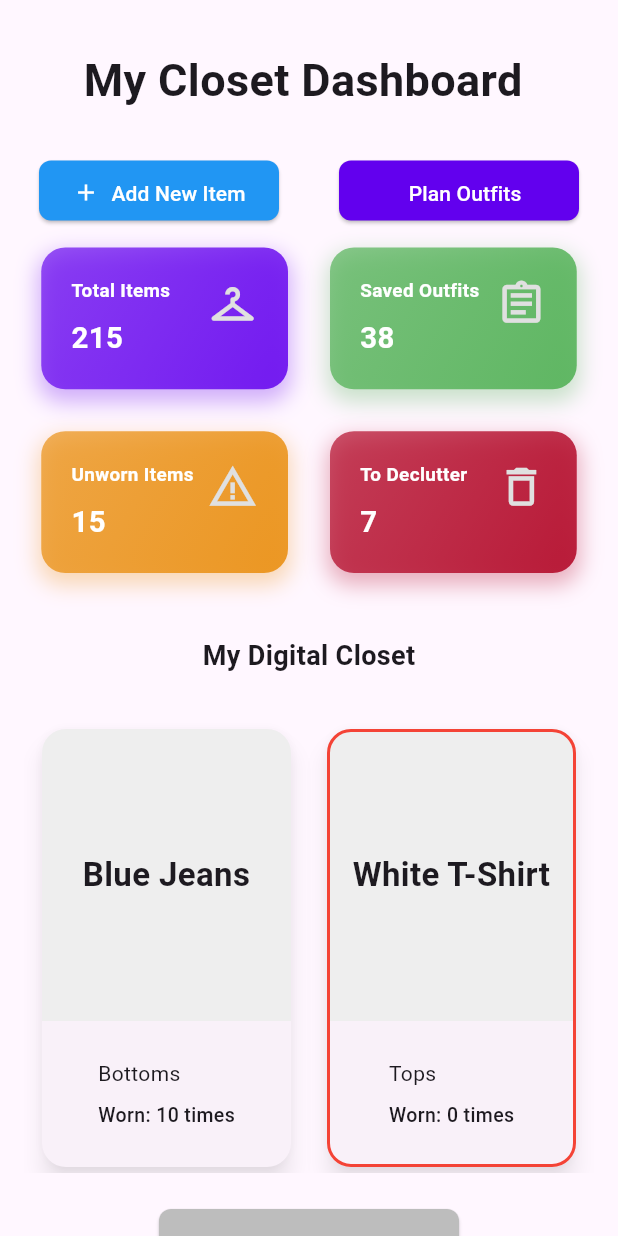
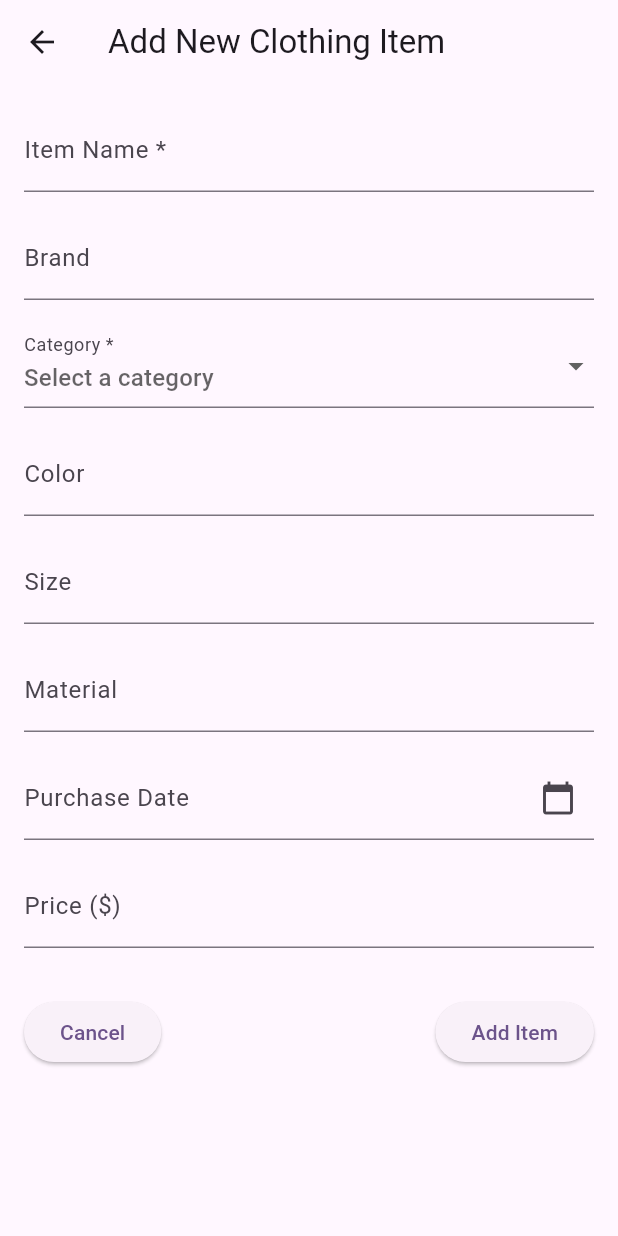
Before and after one commit to kehakinx/Software_Dev_JNBK, a Flutter app: the screen it shows after launch, after a tap on "Add New Item", on a phone screen of 412 x 824 dp. Run offline on Flutter 3.47's test engine with Material 3 defaults, Android fonts, the phone set to English and light mode, and no system bars; our stand-ins replace cloud_firestore, firebase_auth, firebase_core, firebase_storage, go_router, image_picker and 1 more; accounts and stored records are empty.

Commit message:
refactor code to use item data object.

```diff
--- a/closetinventory/lib/controllers/navigation/page_router.dart
+++ b/closetinventory/lib/controllers/navigation/page_router.dart
@@ -1,5 +1,7 @@
 import 'package:closetinventory/views/authentication/login_page.dart';
 import 'package:closetinventory/views/home_page.dart';
+import 'package:closetinventory/views/items/addnewitem_page.dart';
+import 'package:closetinventory/views/items/viewallitems_page.dart';
 import 'package:closetinventory/views/splash_page.dart';
 import 'package:go_router/go_router.dart';
 import 'package:closetinventory/controllers/utilities/constants.dart';
@@ -26,5 +28,17 @@ final GoRouter router = GoRouter(
       pageBuilder: (context, state) =>
           NoTransitionPage<void>(key: state.pageKey, child: const HomePage()),
     ),
+    GoRoute(
+      name: CONSTANTS.addItemPage,
+      path: CONSTANTS.addItemPage,
+      pageBuilder: (context, state) =>
+          NoTransitionPage<void>(key: state.pageKey, child: const AddNewItemPage()),
+    ),
+    GoRoute(
+      name: CONSTANTS.viewallItemsPage,
+      path: CONSTANTS.viewallItemsPage,
+      pageBuilder: (context, state) =>
+          NoTransitionPage<void>(key: state.pageKey, child: const ViewallitemsPage()),
+    ),
   ],
 );
--- a/closetinventory/lib/controllers/utilities/constants.dart
+++ b/closetinventory/lib/controllers/utilities/constants.dart
@@ -1,3 +1,4 @@
+import 'package:closetinventory/models/item_dataobj.dart';
 import 'package:flutter/material.dart';
 import 'package:flutter/services.dart';
 
@@ -26,6 +27,7 @@ class CONSTANTS {
   static const String addWearLogPage = '/addWearLog';
 
   static const String viewItemPage = '/viewItem';
+  static const String viewallItemsPage = '/viewallItems';
   static const String viewOutfitPage = '/viewOutfit';
   static const String viewLocationPage = '/viewLocation';
   static const String viewWishListPage = '/viewWishList';
@@ -146,31 +148,86 @@ class CONSTANTS {
   static const String isOnboarded = 'is_onboarded';
 
   // MOCK DATA
-  static const List<Map<String, dynamic>> mockClosetItems = [
-    {'id': '1', 'name': 'Blue Jeans', 'summary': 'Bottoms', 'timesWorn': 10},
-    {'id': '2', 'name': 'White T-Shirt', 'summary': 'Tops', 'timesWorn': 0},
-    {
-      'id': '3',
+  static const List<String> categories = [
+    'Tops',
+    'Bottoms',
+    'Dresses',
+    'Outerwear',
+    'Shoes',
+    'Accessories',
+    'Other',
+  ];
+
+  static List<Item> mockClosetItems = [
+    Item.fromJson({
+      'itemId': '1',
+      'userId': 'user123',
+      'name': 'Blue Jeans',
+      'type': 'Bottoms',
+      'wearCount': 10,
+    }),
+    Item.fromJson({
+      'itemId': '2',
+      'userId': 'user123',
+      'name': 'White T-Shirt',
+      'type': 'Tops',
+      'wearCount': 0,
+    }),
+    Item.fromJson({
+      'itemId': '3',
+      'userId': 'user123',
       'name': 'Black Sneakers',
-      'summary': 'Footwear',
-      'timesWorn': 8,
-    },
-    {'id': '4', 'name': 'Red Dress', 'summary': 'Dresses', 'timesWorn': 5},
-    {'id': '5', 'name': 'Grey Hoodie', 'summary': 'Outerwear', 'timesWorn': 12},
-    {
-      'id': '6',
+      'type': 'Shoes',
+      'wearCount': 8,
+    }),
+    Item.fromJson({
+      'itemId': '4',
+      'userId': 'user123',
+      'name': 'Red Dress',
+      'type': 'Dresses',
+      'wearCount': 5,
+    }),
+    Item.fromJson({
+      'itemId': '5',
+      'userId': 'user123',
+      'name': 'Grey Hoodie',
+      'type': 'Outerwear',
+      'wearCount': 12,
+    }),
+    Item.fromJson({
+      'itemId': '6',
+      'userId': 'user123',
       'name': 'Green Scarf',
-      'summary': 'Accessories',
-      'timesWorn': 3,
-    },
-    {'id': '7', 'name': 'Brown Belt', 'summary': 'Accessories', 'timesWorn': 7},
-    {
-      'id': '8',
+      'type': 'Accessories',
+      'wearCount': 3,
+    }),
+    Item.fromJson({
+      'itemId': '7',
+      'userId': 'user123',
+      'name': 'Brown Belt',
+      'type': 'Accessories',
+      'wearCount': 7,
+    }),
+    Item.fromJson({
+      'itemId': '8',
+      'userId': 'user123',
       'name': 'Yellow Raincoat',
-      'summary': 'Outerwear',
-      'timesWorn': 2,
-    },
-    {'id': '9', 'name': 'Blue Cap', 'summary': 'Accessories', 'timesWorn': 4},
-    {'id': '10', 'name': 'White Socks', 'summary': 'Footwear', 'timesWorn': 15},
+      'type': 'Outerwear',
+      'wearCount': 2,
+    }),
+    Item.fromJson({
+      'itemId': '9',
+      'userId': 'user123',
+      'name': 'Blue Cap',
+      'type': 'Accessories',
+      'wearCount': 4,
+    }),
+    Item.fromJson({
+      'itemId': '10',
+      'userId': 'user123',
+      'name': 'White Socks',
+      'type': 'Shoes',
+      'wearCount': 15,
+    }),
   ];
 }
--- a/closetinventory/lib/models/item_dataobj.dart
+++ b/closetinventory/lib/models/item_dataobj.dart
@@ -5,10 +5,10 @@ class Item {
   final String userId;
   final String name;
   final String type;
-  final String brand;
-  final String size;
-  final String color;
-  final String material;
+  final String? brand;
+  final String? size;
+  final String? color;
+  final String? material;
   final Timestamp? purchaseDate;
   final double? price;
   final String? careInstructions;
@@ -20,6 +20,7 @@ class Item {
   final Timestamp? lastWornDate;
   final String? declutterStatus;
   final bool isDuplicateSuggestion;
+   final bool isPlannedForDonation;
   final Timestamp createdDate;
 
   Item({
@@ -27,11 +28,11 @@ class Item {
     required this.userId,
     required this.name,
     required this.type,
-    required this.brand,
-    required this.size,
-    required this.color,
-    required this.material,
-    this.purchaseDate,
+    this.brand,
+    this.size,
+    this.color,
+    this.material,
+    Timestamp? purchaseDate,
     this.price,
     this.careInstructions,
     this.photoUrls,
@@ -39,11 +40,14 @@ class Item {
     this.customAttributes,
     this.currentLocationId,
     this.wearCount = 0,
-    this.lastWornDate,
+    Timestamp? lastWornDate,
     this.declutterStatus,
     this.isDuplicateSuggestion = false,
+    this.isPlannedForDonation = false,
     Timestamp? createdDate,
-  }) : createdDate = createdDate ?? Timestamp.now();
+  }) : createdDate = createdDate ?? Timestamp.now(),
+  purchaseDate = purchaseDate ?? Timestamp.now(),
+  lastWornDate = lastWornDate ?? Timestamp.now();
 
   factory Item.fromJson(Map<String, dynamic> json) {
     return Item(
@@ -51,24 +55,25 @@ class Item {
       userId: json['userId'] as String,
       name: json['name'] as String,
       type: json['type'] as String,
-      brand: json['brand'] as String,
-      size: json['size'] as String,
-      color: json['color'] as String,
-      material: json['material'] as String,
-      purchaseDate: json['purchaseDate'] as Timestamp,
-      price: (json['price'] as num).toDouble(),
+      brand: json['brand'] as String?,
+      size: json['size'] as String?,
+      color: json['color'] as String?,
+      material: json['material'] as String?,
+      purchaseDate: json['purchaseDate'] as Timestamp? ?? Timestamp.now(),
+      price: (json['price'] as num? ?? 0.00).toDouble(),
       careInstructions: json['careInstructions'] as String?,
       photoUrls: List<String>.from(json['photoUrls'] ?? []),
       tags: List<String>.from(json['tags'] ?? []),
       customAttributes: Map<String, dynamic>.from(
         json['customAttributes'] ?? {},
       ),
-      currentLocationId: json['currentLocationId'] as String,
+      currentLocationId: json['currentLocationId'] as String? ?? '',
       wearCount: json['wearCount'] as int,
-      lastWornDate: json['lastWornDate'] as Timestamp,
-      declutterStatus: json['declutterStatus'] as String,
-      isDuplicateSuggestion: json['isDuplicateSuggestion'] as bool,
-      createdDate: json['createdDate'] as Timestamp,
+      lastWornDate: json['lastWornDate'] as Timestamp? ?? Timestamp.now(),
+      declutterStatus: json['declutterStatus'] as String? ?? '',
+      isDuplicateSuggestion: json['isDuplicateSuggestion'] as bool? ?? false,
+      isPlannedForDonation: json['isPlannedForDonation'] as bool? ?? false,
+      createdDate: json['createdDate'] as Timestamp? ?? Timestamp.now(),
     );
   }
 
@@ -93,7 +98,12 @@ class Item {
       'lastWornDate': lastWornDate,
       'declutterStatus': declutterStatus,
       'isDuplicateSuggestion': isDuplicateSuggestion,
+      'isPlannedForDonation': isPlannedForDonation,
       'createdDate': createdDate,
     };
   }
+
+  String get summary {
+    return '$name - $type - ${brand ?? 'Unknown Brand'} - ${color ?? 'No Color'}';
+  }
 }
--- a/closetinventory/lib/views/home_page.dart
+++ b/closetinventory/lib/views/home_page.dart
@@ -1,6 +1,7 @@
 import 'package:closetinventory/controllers/firebase/authentication_service.dart';
 import 'package:closetinventory/controllers/utilities/constants.dart';
 import 'package:closetinventory/controllers/utilities/platform_service.dart';
+import 'package:closetinventory/models/item_dataobj.dart';
 import 'package:closetinventory/views/modules/button_module.dart';
 import 'package:closetinventory/views/modules/dashcard_module.dart';
 import 'package:closetinventory/views/modules/closetitemcard_module.dart';
@@ -129,9 +130,7 @@ class _HomePageState extends State<HomePage> {
                         return Padding(
                           padding: const EdgeInsets.symmetric(horizontal: 8.0),
                           child: ClosetItemCard(
-                            name: item.entries.elementAt(1).value,
-                            summary: item.entries.elementAt(2).value,
-                            timesWorn: item.entries.elementAt(3).value,
+                            closetItem : item,
                           ),
                         );
                       },
@@ -143,7 +142,7 @@ class _HomePageState extends State<HomePage> {
               CustomButtonModule(
                 title: 'View All Items',
                 color: CONSTANTS.disabledButtonColor,
-                link: CONSTANTS.addOutfitPage,
+                link: CONSTANTS.viewallItemsPage,
               ),
             ],
           )
--- /dev/null
+++ b/closetinventory/lib/views/items/addnewitem_page.dart
@@ -0,0 +1,181 @@
+import 'package:flutter/material.dart';
+import 'package:closetinventory/controllers/utilities/constants.dart';
+import 'package:intl/intl.dart';
+
+class AddNewItemPage extends StatefulWidget {
+  const AddNewItemPage({super.key});
+
+  @override
+  State<AddNewItemPage> createState() => _AddNewItemPageState();
+}
+
+class _AddNewItemPageState extends State<AddNewItemPage> {
+  final _formKey = GlobalKey<FormState>();
+  final TextEditingController _itemNameController = TextEditingController();
+  final TextEditingController _brandController = TextEditingController();
+  final TextEditingController _colorController = TextEditingController();
+  final TextEditingController _sizeController = TextEditingController();
+  final TextEditingController _materialController = TextEditingController();
+  final TextEditingController _purchaseDateController = TextEditingController();
+  final TextEditingController _priceController = TextEditingController();
+
+  String? _selectedCategory;
+  DateTime? _selectedDate;
+
+  @override
+  void dispose() {
+    _itemNameController.dispose();
+    _brandController.dispose();
+    _colorController.dispose();
+    _sizeController.dispose();
+    _materialController.dispose();
+    _purchaseDateController.dispose();
+    _priceController.dispose();
+    super.dispose();
+  }
+
+  Future<void> _pickDate(BuildContext context) async {
+    final DateTime? picked = await showDatePicker(
+      context: context,
+      initialDate: _selectedDate ?? DateTime.now(),
+      firstDate: DateTime(2000),
+      lastDate: DateTime.now(),
+    );
+    if (picked != null) {
+      setState(() {
+        _selectedDate = picked;
+        _purchaseDateController.text = DateFormat('MM/dd/yyyy').format(picked);
+      });
+    }
+  }
+
+  void _submitForm() {
+    if (_formKey.currentState!.validate()) {
+      // Handle form submission logic here
+      ScaffoldMessenger.of(context).showSnackBar(
+        SnackBar(content: Text('Item added!')),
+      );
+    }
+  }
+
+  @override
+  Widget build(BuildContext context) {
+    return Scaffold(
+      appBar: AppBar(
+        title: Text('Add New Clothing Item'),
+      ),
+      body: Padding(
+        padding: const EdgeInsets.all(16.0),
+        child: Form(
+          key: _formKey,
+          child: ListView(
+            children: [
+              TextFormField(
+                controller: _itemNameController,
+                decoration: InputDecoration(
+                  labelText: 'Item Name *',
+                  hintText: 'e.g. Blue Midi Dress',
+                ),
+                validator: (value) {
+                  if (value == null || value.trim().isEmpty) {
+                    return 'Item Name is required';
+                  }
+                  return null;
+                },
+              ),
+              SizedBox(height: 16),
+              TextFormField(
+                controller: _brandController,
+                decoration: InputDecoration(
+                  labelText: 'Brand',
+                  hintText: 'e.g. Zara, Nike',
+                ),
+              ),
+              SizedBox(height: 16),
+              DropdownButtonFormField<String>(
+                value: _selectedCategory,
+                decoration: InputDecoration(
+                  labelText: 'Category *',
+                ),
+                hint: Text('Select a category'),
+                items: CONSTANTS.categories
+                    .map((cat) => DropdownMenuItem(
+                          value: cat,
+                          child: Text(cat),
+                        ))
+                    .toList(),
+                validator: (value) =>
+                    value == null ? 'Category is required' : null,
+                onChanged: (value) {
+                  setState(() {
+                    _selectedCategory = value;
+                  });
+                },
+              ),
+              SizedBox(height: 16),
+              TextFormField(
+                controller: _colorController,
+                decoration: InputDecoration(
+                  labelText: 'Color',
+                  hintText: 'e.g. Blue, Black',
+                ),
+              ),
+              SizedBox(height: 16),
+              TextFormField(
+                controller: _sizeController,
+                decoration: InputDecoration(
+                  labelText: 'Size',
+                  hintText: 'e.g. M, L, 30x32',
+                ),
+              ),
+              SizedBox(height: 16),
+              TextFormField(
+                controller: _materialController,
+                decoration: InputDecoration(
+                  labelText: 'Material',
+                  hintText: 'e.g. Cotton, Silk, Denim',
+                ),
+              ),
+              SizedBox(height: 16),
+              TextFormField(
+                controller: _purchaseDateController,
+                decoration: InputDecoration(
+                  labelText: 'Purchase Date',
+                  hintText: 'mm/dd/yyyy',
+                  suffixIcon: Icon(Icons.calendar_today),
+                ),
+                readOnly: true,
+                onTap: () => _pickDate(context),
+              ),
+              SizedBox(height: 16),
+              TextFormField(
+                controller: _priceController,
+                decoration: InputDecoration(
+                  labelText: 'Price (\$)',
+                  hintText: 'e.g. 49.99',
+                ),
+                keyboardType: TextInputType.numberWithOptions(decimal: true),
+              ),
+              SizedBox(height: 32),
+              Row(
+                mainAxisAlignment: MainAxisAlignment.spaceBetween,
+                children: [
+                  ElevatedButton(
+                    onPressed: () {
+                      Navigator.pop(context);
+                    },
+                    child: Text('Cancel'),
+                  ),
+                  ElevatedButton(
+                    onPressed: _submitForm,
+                    child: Text('Add Item'),
+                  ),
+                ],
+              ),
+            ],
+          ),
+        ),
+      ),
+    );
+  }
+}
--- a/closetinventory/lib/views/modules/closetitemcard_module.dart
+++ b/closetinventory/lib/views/modules/closetitemcard_module.dart
@@ -1,27 +1,22 @@
+import 'package:closetinventory/models/item_dataobj.dart';
 import 'package:flutter/material.dart';
 
 class ClosetItemCard extends StatelessWidget {
-  final String name;
-  final String? imageUrl;
-  final String summary;
-  final int timesWorn;
-  final bool isPlannedForDonation;
+  final Item closetItem;
+  final double ratio;
 
   const ClosetItemCard({
     super.key,
-    required this.name,
-    this.imageUrl,
-    required this.summary,
-    required this.timesWorn,
-    this.isPlannedForDonation = false,
+    required this.closetItem,
+    this.ratio = 1.0,
   });
 
   @override
   Widget build(BuildContext context) {
     Color borderColor;
-    if (timesWorn == 0) {
+    if (closetItem.wearCount == 0) {
       borderColor = Colors.red;
-    } else if (isPlannedForDonation) {
+    } else if (closetItem.isPlannedForDonation) {
       borderColor = Colors.orange;
     } else {
       borderColor = Colors.transparent;
@@ -35,8 +30,8 @@ class ClosetItemCard extends StatelessWidget {
       ),
       shadowColor: Colors.black45,
       child: SizedBox(
-        height: 300,
-        width: 180,
+        height: 300 * ratio,
+        width: 180 * ratio,
         child: Column(
           children: [
             Expanded(
@@ -48,17 +43,17 @@ class ClosetItemCard extends StatelessWidget {
                     top: Radius.circular(16),
                   ),
                   color: Colors.grey[200],
-                  image: imageUrl != null
+                  image: closetItem.photoUrls!.isNotEmpty
                       ? DecorationImage(
-                          image: NetworkImage(imageUrl!),
+                          image: NetworkImage(closetItem.photoUrls![0]),
                           fit: BoxFit.cover,
                         )
                       : null,
                 ),
                 alignment: Alignment.center,
-                child: imageUrl == null
+                child: closetItem.photoUrls!.isEmpty
                     ? Text(
-                        name,
+                        closetItem.name,
                         style: const TextStyle(
                           fontSize: 22,
                           fontWeight: FontWeight.bold,
@@ -77,14 +72,14 @@ class ClosetItemCard extends StatelessWidget {
                   crossAxisAlignment: CrossAxisAlignment.start,
                   children: [
                     Text(
-                      summary,
+                      closetItem.summary,
                       style: const TextStyle(fontSize: 14),
                       maxLines: 2,
                       overflow: TextOverflow.ellipsis,
                     ),
                     const SizedBox(height: 8),
                     Text(
-                      'Worn: $timesWorn times',
+                      'Worn: ${closetItem.wearCount} times',
                       style: const TextStyle(
                         fontSize: 13,
                         fontWeight: FontWeight.w500,
--- a/closetinventory/lib/views/modules/responsivewrap_module.dart
+++ b/closetinventory/lib/views/modules/responsivewrap_module.dart
@@ -25,7 +25,7 @@ class _ResponsiveWrapState extends State<ResponsiveWrap> {
           spacing: widget.spacing,
           runSpacing: widget.runSpacing,
           runAlignment: WrapAlignment.center,
-          alignment: WrapAlignment.center,
+          alignment: WrapAlignment.start,
           crossAxisAlignment: WrapCrossAlignment.start,
           direction: Axis.horizontal,
           children: widget.children,
```
Also changed, not shown: closetinventory/lib/views/items/edititem_page.dart (added, +181 -0 lines), closetinventory/lib/views/items/viewallitems_page.dart (added, +40 -0 lines).
